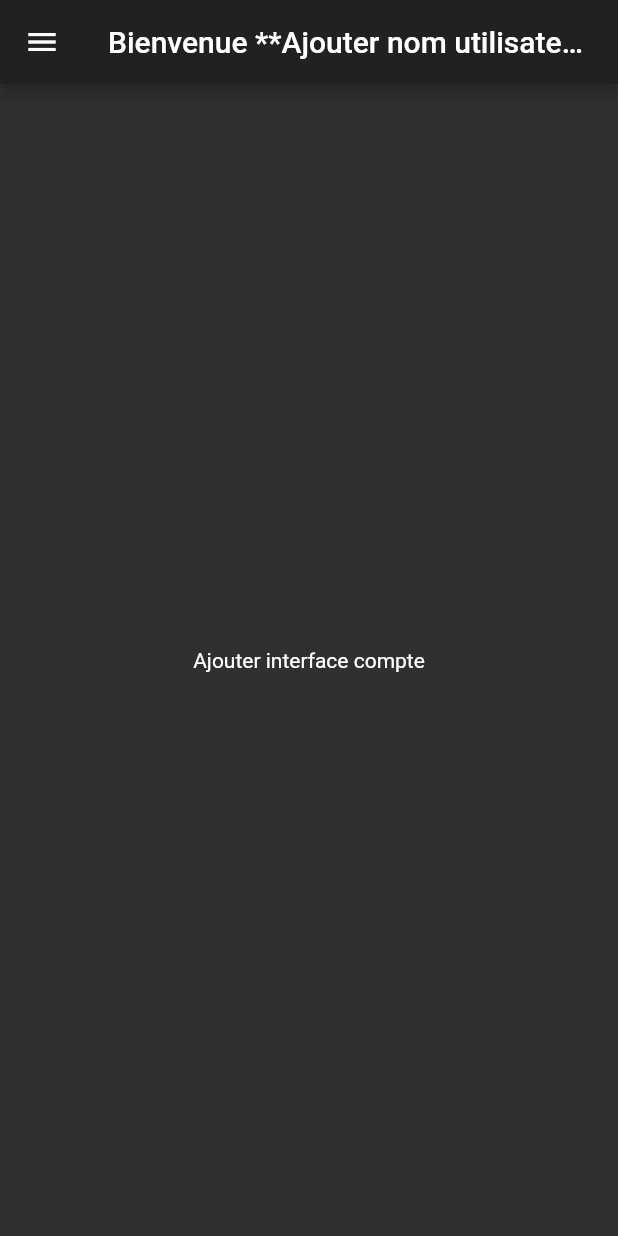
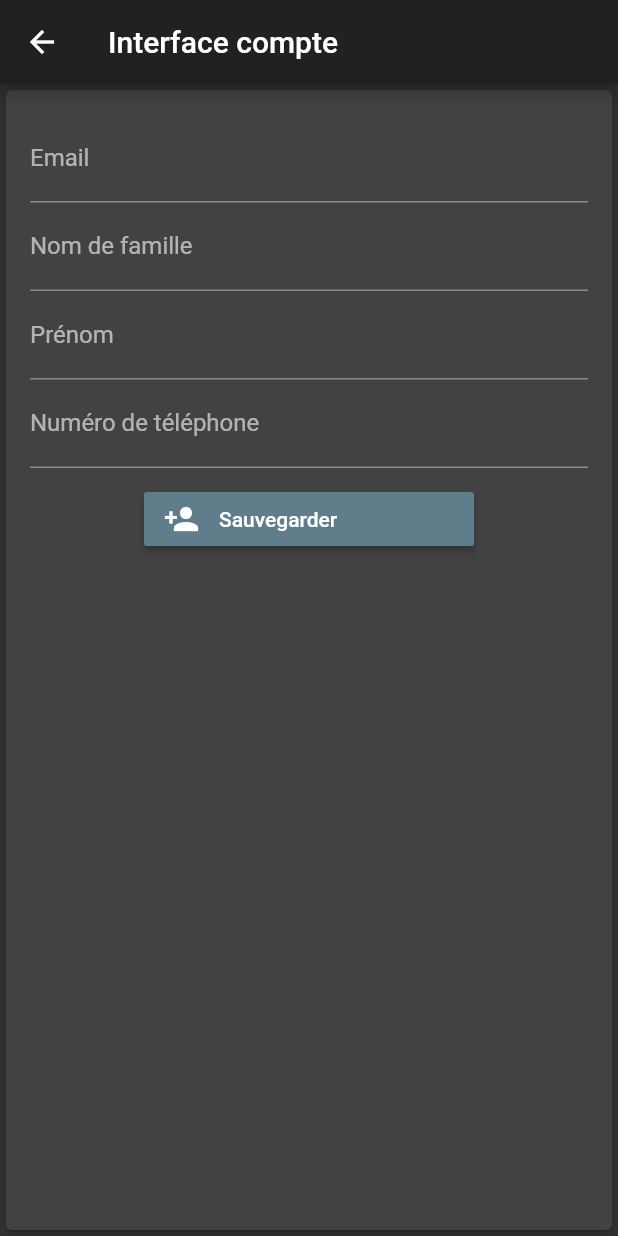
Before and after one commit to OliDesu/MoBiPa, a Flutter app: the PassengerHome screen opened directly, in the side drawer, after a tap on "Mon compte", on a phone screen of 412 x 824 dp. Run offline on Flutter 3.47's test engine with Material 2 defaults, Android fonts, the phone set to English and light mode, and no system bars; our stand-ins replace cloud_firestore, firebase_auth, firebase_core, firebase_storage, flutter_signin_button, google_maps_flutter and 2 more; missing offline and left inert: google_maps_place_picker; accounts and stored records are empty; statements that could not run were skipped.

Commit message:
Ajout de changement d'informations d'un compte pour l'utilisateur

```diff
--- a/app/lib/homes/home_passenger.dart
+++ b/app/lib/homes/home_passenger.dart
@@ -14,6 +14,7 @@ import 'package:firebase_storage/firebase_storage.dart' as firebase_storage;
 import 'package:app/Models/firebaseRequest.dart';
 import 'package:app/Models/user.dart' as repo;
 import 'package:provider/provider.dart';
+import 'package:app/homes/interfaces/account.dart';
 
 class PassengerHome extends StatefulWidget {
   @override
@@ -100,10 +101,7 @@ class _PassengerHomeState extends State<PassengerHome> {
                       leading: new Icon(Icons.info),
                       title: Text('Mon compte'),
                       onTap: () {
-                        setState(() {
-                          text = "Ajouter interface compte";
-                        });
-                        Navigator.pop(context);
+                        pushPage(context,Account());
                       }),
                   new ListTile(
                       leading: new Icon(Icons.list),
--- /dev/null
+++ b/app/lib/homes/interfaces/account.dart
@@ -0,0 +1,157 @@
+import 'dart:async';
+import 'dart:typed_data';
+import 'package:app/Models/firebaseRequest.dart';
+import 'package:app/Models/utilisateur.dart';
+import 'package:firebase_auth/firebase_auth.dart';
+import 'package:firebase_core/firebase_core.dart';
+import 'package:flutter/material.dart';
+import 'package:flutter/services.dart';
+import 'package:flutter_signin_button/button_builder.dart';
+import 'package:google_maps_flutter/google_maps_flutter.dart';
+import 'package:location/location.dart';
+import 'package:google_maps_place_picker/google_maps_place_picker.dart';
+import 'package:cloud_firestore/cloud_firestore.dart';
+import 'package:firebase_storage/firebase_storage.dart' as firebase_storage;
+import 'package:app/Models/firebaseRequest.dart';
+import 'package:app/Models/user.dart' as repo;
+import 'package:provider/provider.dart';
+
+class Account extends StatefulWidget {
+  @override
+  _AccountState createState() => new _AccountState();
+}
+
+class _AccountState extends State<Account> {
+  final FirebaseAuth _auth = FirebaseAuth.instance;
+  final GlobalKey<FormState> _formKey = GlobalKey<FormState>();
+  final TextEditingController _emailController = TextEditingController();
+  final TextEditingController _lastNameController = TextEditingController();
+  final TextEditingController _firstNameController = TextEditingController();
+  final TextEditingController _phoneNumberController = TextEditingController();
+
+  @override
+  void initState() {
+    super.initState();
+    _emailController.text = FirebaseAuth.instance.currentUser.email;
+    _firstNameController.text = Provider.of<repo.UserRepo>(this.context, listen: false).connectedUtilisateur.firstName;
+    _lastNameController.text = Provider.of<repo.UserRepo>(this.context, listen: false).connectedUtilisateur.lastName;
+    _phoneNumberController.text = Provider.of<repo.UserRepo>(this.context, listen: false).connectedUtilisateur.tel;
+  }
+
+  void pushPage(BuildContext context, Widget page) {
+    Navigator.of(context) /*!*/ .push(
+      MaterialPageRoute<void>(builder: (_) => page),
+    );
+  }
+
+  Future<void> _update() async {
+    final User user = _auth.currentUser;
+
+    user.updateEmail("user@example.com");
+
+    DocumentSnapshot utilisateur = await FirebaseFirestore.instance
+        .collection('utilisateur')
+        .doc(user.uid)
+        .get();
+    if (utilisateur.exists) {
+      Provider.of<repo.UserRepo>(context, listen: false).updateUtilisateur('firstName', _firstNameController.text);
+      Provider.of<repo.UserRepo>(context, listen: false).updateUtilisateur('lastName', _lastNameController.text);
+      Provider.of<repo.UserRepo>(context, listen: false).updateUtilisateur('tel', _phoneNumberController.text);
+      user.updateEmail(_emailController.text);
+
+
+    }
+    else{
+      Provider.of<repo.UserRepo>(context, listen: false).updateDriver('firstName', _firstNameController.text);
+      Provider.of<repo.UserRepo>(context, listen: false).updateDriver('lastName', _lastNameController.text);
+      Provider.of<repo.UserRepo>(context, listen: false).updateDriver('tel', _phoneNumberController.text);
+      user.updateEmail(_emailController.text);
+    }
+
+
+  }
+
+  @override
+  Widget build(BuildContext context) {
+    return new Scaffold(
+
+        appBar: new AppBar(
+          title: new Text("Interface compte "),
+        ),
+        body: new Form(
+      key: _formKey,
+      child: Card(
+        child: Padding(
+          padding: const EdgeInsets.all(16),
+          child: Column(
+            crossAxisAlignment: CrossAxisAlignment.start,
+            children: <Widget>[
+              TextFormField(
+                controller: _emailController,
+                decoration: const InputDecoration(labelText: 'Email'),
+                validator: (String value) {
+                  if (value.isEmpty) {
+                    return 'Veuillez entrer du texte';
+                  }
+                  return null;
+                },
+              ),
+
+              TextFormField(
+                controller: _lastNameController,
+                decoration: const InputDecoration(labelText: 'Nom de famille'),
+                validator: (String value) {
+                  if (value.isEmpty) {
+                    return 'Veuillez indiquer votre nom de famille';
+                  }
+                  return null;
+                },
+              ),
+              TextFormField(
+                controller: _firstNameController,
+                decoration: const InputDecoration(labelText: 'Prénom'),
+                validator: (String value) {
+                  if (value.isEmpty) {
+                    return 'Veuillez indiquer votre prénom';
+                  }
+                  return null;
+                },
+              ),
+              TextFormField(
+                controller: _phoneNumberController,
+                decoration: const InputDecoration(labelText: 'Numéro de téléphone'),
+                validator: (String value) {
+                  if (value.isEmpty) {
+                    return 'Veuillez indiquer votre numéro de téléphone';
+                  }
+                  return null;
+                },
+              ),
+
+
+              Container(
+                padding: const EdgeInsets.symmetric(vertical: 10),
+                alignment: Alignment.center,
+                child: SignInButtonBuilder(
+                  icon: Icons.person_add,
+                  backgroundColor: Colors.blueGrey,
+                  onPressed: () async {
+                    if (_formKey.currentState.validate()) {
+                      await _update();
+                    }
+                    Navigator.pop(context);
+                  },
+                  text: 'Sauvegarder',
+                ),
+              ),
+              Container(
+                alignment: Alignment.center,
+
+              )
+            ],
+          ),
+        ),
+      ),
+    ));
+  }
+}
```
